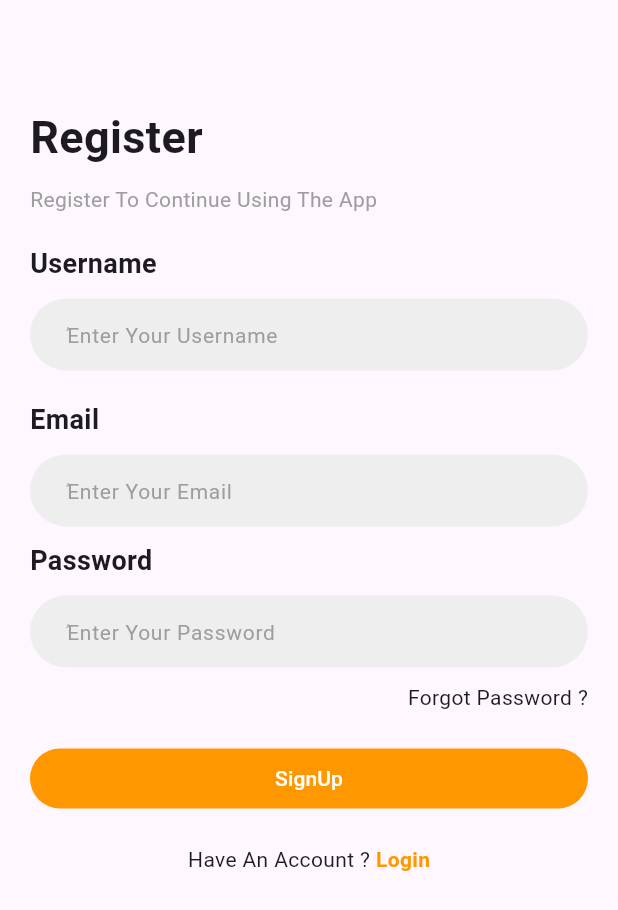
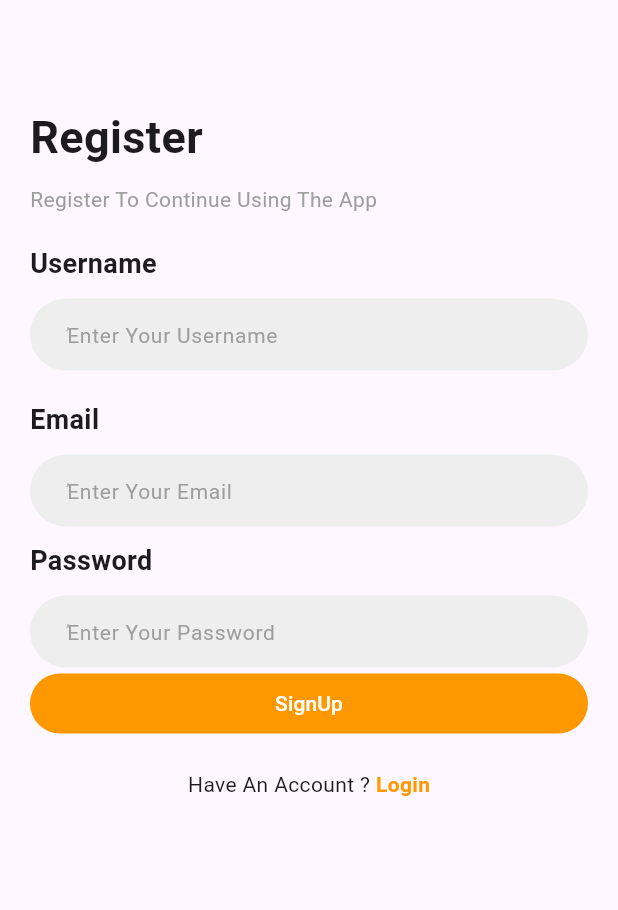
Before and after one commit to Kartali-Mohamed/Flutter_Firebase, a Flutter app: the Register screen opened by its route, on a phone screen of 412 x 824 dp. Shown: the top 910 px of the screen. Run offline on Flutter 3.47's test engine with Material 2 defaults, Android fonts, the phone set to English and light mode, and no system bars; our stand-ins replace firebase_auth, firebase_core, google_sign_in; accounts and stored records are empty.

```diff
--- a/lib/auth/pages/register.dart
+++ b/lib/auth/pages/register.dart
@@ -1,7 +1,6 @@
 import 'package:firebase_auth/firebase_auth.dart';
 import 'package:flutter/foundation.dart';
 import 'package:flutter/material.dart';
-import '../widgets/custom_forgotpassword.dart';
 import '../widgets/custom_question.dart';
 import '../widgets/custom_subtitlepage.dart';
 import '../widgets/custom_titlepage.dart';
@@ -110,7 +109,6 @@ class _Registertate extends State<Register> {
                     return null;
                   },
                 ),
-                CustomForgotPassword(onTap: () {}),
               ],
             ),
           ),
```
